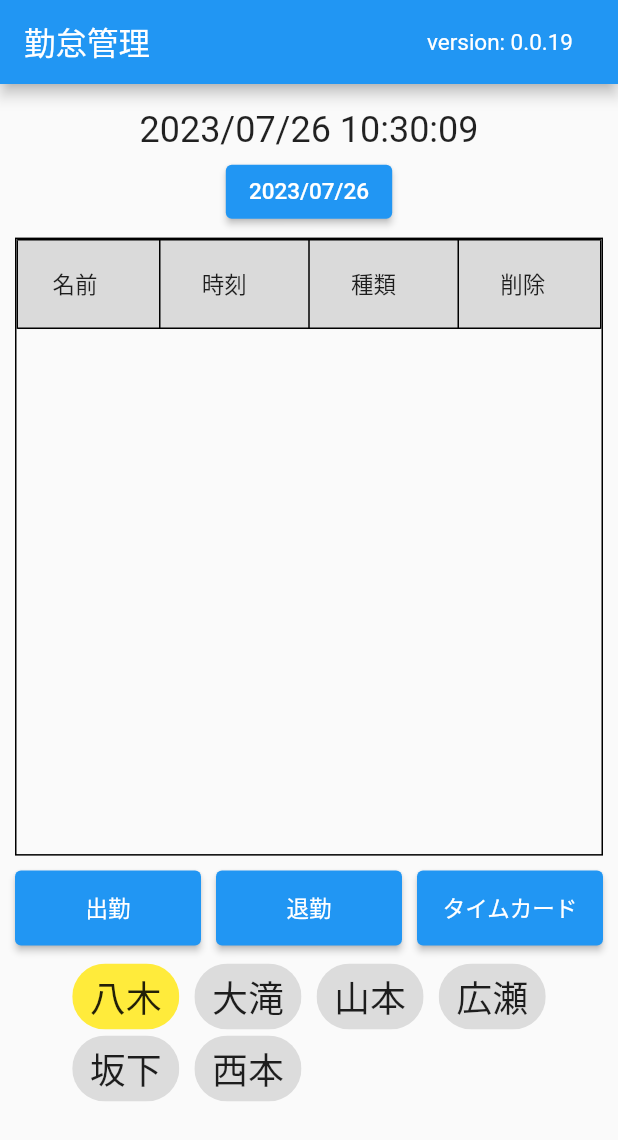
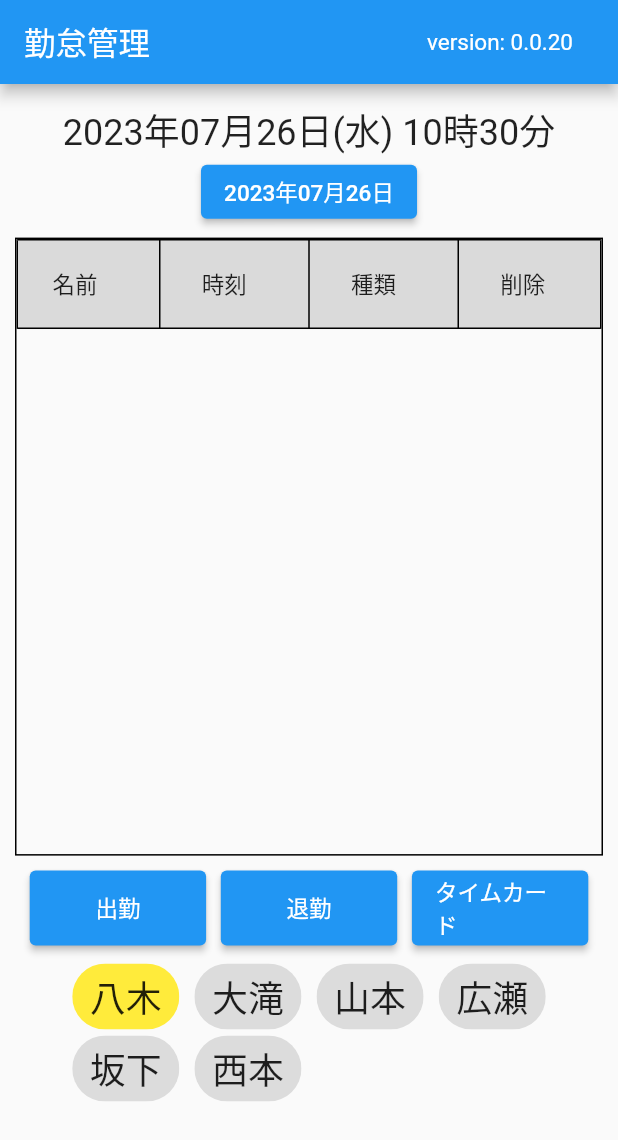
Before and after one commit to tyagiwork0419/attendance_manager, a Flutter app: the screen it shows after launch, after a tap on "出勤", on a phone screen of 412 x 824 dp. Shown: the top 1140 px of the screen. Run offline on Flutter 3.47's test engine with Material 2 defaults, Android fonts, the phone set to English and light mode, and no system bars; our stand-ins replace month_picker_dialog, nil; network calls fail.

Commit message:
ver0.0.20

```diff
--- a/lib/application/constants.dart
+++ b/lib/application/constants.dart
@@ -3,7 +3,7 @@ import 'package:flutter/material.dart';
 class Constants {
   //const Constants();
 
-  static const String version = '0.0.19';
+  static const String version = '0.0.20';
 
   static const String apiUrl =
       'https://script.googleapis.com/v1/scripts/AKfycbwKrqcM5RrryEZbRI1zuF3g4DJnyrncgwp0oBXPatUSoZZcM7p1ztCVKgWO3iG1E6A_:run';
--- a/lib/ui/components/command_buttons.dart
+++ b/lib/ui/components/command_buttons.dart
@@ -50,27 +50,33 @@ class _CommandButtonsState extends State<CommandButtons> {
         color: Colors.white,
         fontSize: Theme.of(context).textTheme.bodyLarge?.fontSize);
 
-    return Row(mainAxisAlignment: MainAxisAlignment.center, children: [
+    double buttonHeight = 50;
+    double spaceMulti = 0.025;
+    double buttonWidthMulti = 0.3;
+
+    return LayoutBuilder(
+        builder: (context, constraints) => Wrap(
+                runAlignment: WrapAlignment.center,
+                spacing: constraints.maxWidth * spaceMulti,
+                children: [
                   if (widget.clockIn)
-        Expanded(
-            child: SizedBox(
-                height: 50,
+                    SizedBox(
+                        width: constraints.maxWidth * buttonWidthMulti,
+                        height: buttonHeight,
                         child: ElevatedButton(
                             onPressed: _manualClockIn,
-                    child: Text('出勤', style: buttonTextStyle)))),
-      const SizedBox(width: 10),
+                            child: Text('出勤', style: buttonTextStyle))),
                   if (widget.clockOut)
-        Expanded(
-            child: SizedBox(
-                height: 50,
+                    SizedBox(
+                        width: constraints.maxWidth * buttonWidthMulti,
+                        height: buttonHeight,
                         child: ElevatedButton(
                             onPressed: _manualClockOut,
-                    child: Text('退勤', style: buttonTextStyle)))),
-      const SizedBox(width: 10),
+                            child: Text('退勤', style: buttonTextStyle))),
                   if (widget.timecard)
-        Expanded(
-            child: SizedBox(
-                height: 50,
+                    SizedBox(
+                        width: constraints.maxWidth * buttonWidthMulti,
+                        height: buttonHeight,
                         child: ElevatedButton(
                             onPressed: () {
                               Navigator.push(
@@ -78,12 +84,11 @@ class _CommandButtonsState extends State<CommandButtons> {
                                   MaterialPageRoute(
                                       builder: (context) => TimecardPage(
                                           service: _attendanceService,
-                                  //title: widget.title,
                                           name: widget.name,
                                           dateTime: widget.dateTime)));
                             },
-                    child: Text('タイムカード', style: buttonTextStyle)))),
-    ]);
+                            child: Text('タイムカード', style: buttonTextStyle))),
+                ]));
   }
 
   Future<void> _manualClockIn() async {
--- a/lib/ui/pages/my_home_page.dart
+++ b/lib/ui/pages/my_home_page.dart
@@ -45,13 +45,11 @@ class _MyHomePageState extends State<MyHomePage> {
   @override
   void initState() {
     super.initState();
-    //_dropdownValue = _nameList.first;
     _gasClient = GasClient(Constants.clientId, Constants.clientSecret,
         Constants.refreshToken, Constants.tokenUrl, Constants.apiUrl);
     _attendanceService = AttendanceService(_gasClient);
 
     DateTime now = DateTime.now();
-    //_clockString = AttendData.dateTimeFormat.format(now);
     _clockDate = now;
     _selectedDate = now;
     _isLoading = false;
@@ -60,7 +58,6 @@ class _MyHomePageState extends State<MyHomePage> {
       DateTime now = DateTime.now();
       _clockDate = now;
 
-      //_clockString = AttendData.dateTimeFormat.format(now);
       setState(() {});
     });
 
@@ -208,15 +205,17 @@ class _MyHomePageState extends State<MyHomePage> {
   }
 
   Widget _clock(DateTime clock) {
+    final DateFormat dateFormat =
+        DateFormat('yyyy年MM月dd日(E) HH時mm分', Constants.locale);
     TextStyle? clockTextStyle = Theme.of(context).textTheme.headlineSmall;
-    String clockString = AttendData.dateTimeFormat.format(clock);
+    String clockString = dateFormat.format(clock);
     return Center(
       child: Text(clockString, style: clockTextStyle),
     );
   }
 
   Widget _dateButton(DateTime date, VoidCallback onPressed) {
-    final DateFormat dateFormat = DateFormat('yyyy/MM/dd');
+    final DateFormat dateFormat = DateFormat('yyyy年MM月dd日');
     return Center(
         child: ElevatedButton(
       //child: Text(_dateFormat.format(_selectedDate)),
```
Lines whose indentation alone changed are shown as unchanged.
